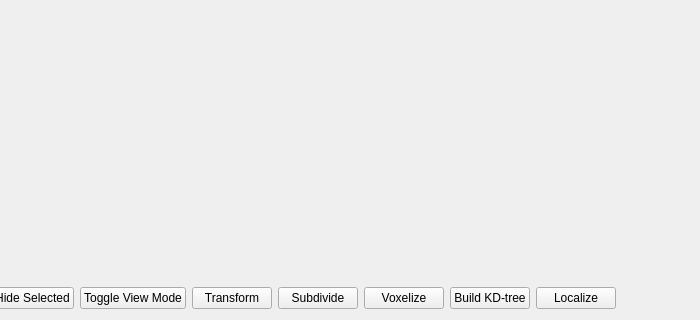
Above: Source/PL3DS.Gui/src/MainWidget.ui from osipyonok/PointLocationIn3DSubdivision before the change; both pictures show x 301 to 1001 and y 253 to 573 of the 1317 by 573 pixel window. Below: the same form after it.
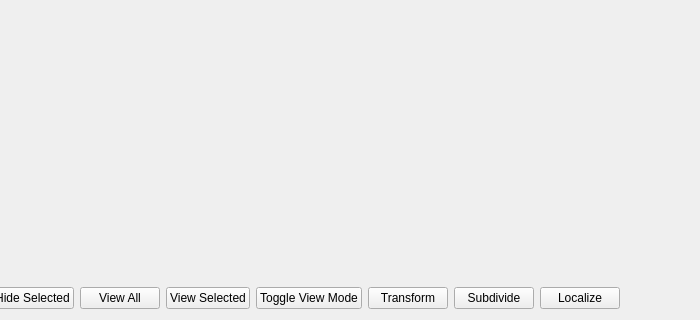
That is the form after the change.

Commit message: OcTree localizer

What changed in the file:
```diff
--- a/Source/PL3DS.Gui/src/MainWidget.ui
+++ b/Source/PL3DS.Gui/src/MainWidget.ui
@@ -77,6 +77,20 @@
          </property>
         </widget>
        </item>
+       <item>
+        <widget class="QPushButton" name="mp_btn_view_all">
+         <property name="text">
+          <string>View All</string>
+         </property>
+        </widget>
+       </item>
+       <item>
+        <widget class="QPushButton" name="mp_btn_view_selected">
+         <property name="text">
+          <string>View Selected</string>
+         </property>
+        </widget>
+       </item>
        <item>
         <widget class="QPushButton" name="mp_btn_toggle_view_mode">
          <property name="text">
@@ -98,20 +112,6 @@
          </property>
         </widget>
        </item>
-       <item>
-        <widget class="QPushButton" name="mp_btn_voxelize">
-         <property name="text">
-          <string>Voxelize</string>
-         </property>
-        </widget>
-       </item>
-       <item>
-        <widget class="QPushButton" name="mp_btn_build_kd_tree">
-         <property name="text">
-          <string>Build KD-tree</string>
-         </property>
-        </widget>
-       </item>
        <item>
         <widget class="QPushButton" name="mp_btn_localize">
          <property name="text">
```
The commit also changes 12 other files.
